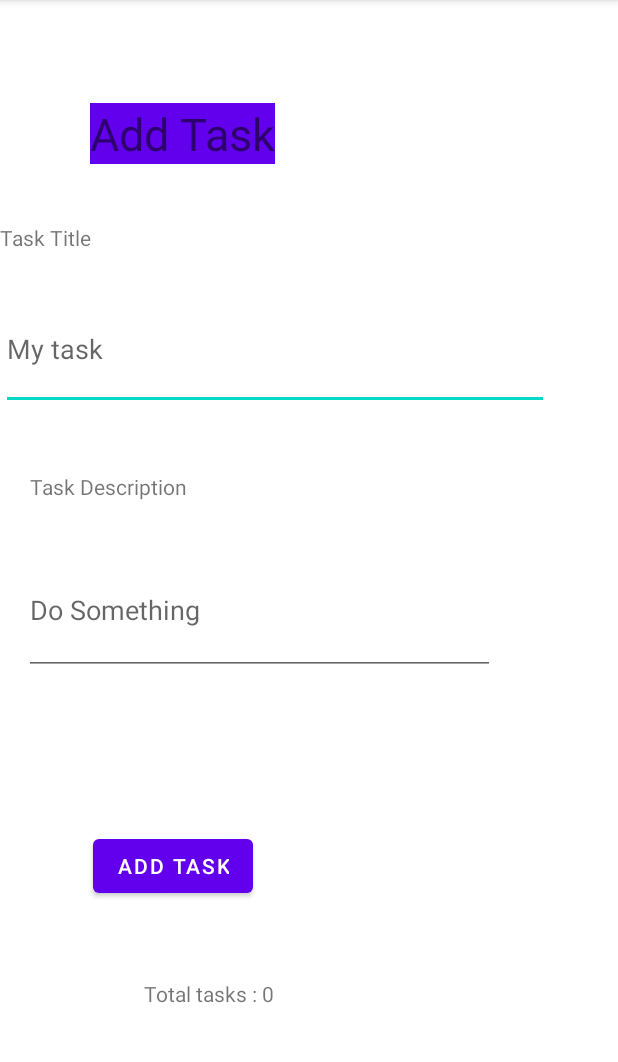
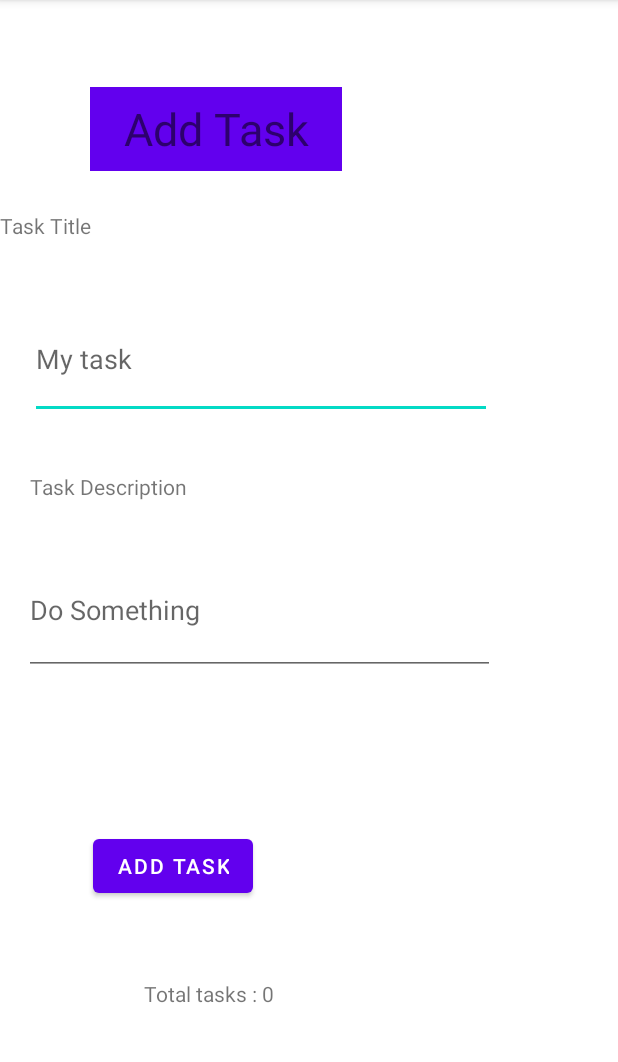
Before and after one commit to Maryam-n98/taskmaster, an Android app: the screen it shows after launch (AddTaskActivity), after a tap on "ADD TASK", on a phone screen of 412 x 824 dp, the part 84-1146 px from its top. Run offline under Robolectric (Android 15) with nearby library versions, the phone set to English and light mode, and no system bars.

Commit message:
Finished lab 26

```diff
--- a/app/src/main/java/com/example/taskmaster/MainActivity.java
+++ b/app/src/main/java/com/example/taskmaster/MainActivity.java
@@ -17,7 +17,7 @@ public class MainActivity extends AppCompatActivity {
         Button addTaskButton =findViewById(R.id.button);
         addTaskButton.setOnClickListener(new View.OnClickListener() {
             @Override
-            public void onClick(View v) {
+            public void onClick(View view) {
                 Intent addTaskPage=new Intent(MainActivity.this,AddTaskActivity.class);
                 startActivity(addTaskPage);
             }
--- a/app/src/main/res/layout/activity_add_task.xml
+++ b/app/src/main/res/layout/activity_add_task.xml
@@ -8,11 +8,12 @@
 
     <TextView
         android:id="@+id/textView2"
-        android:layout_width="wrap_content"
-        android:layout_height="wrap_content"
+        android:layout_width="168dp"
+        android:layout_height="56dp"
         android:layout_marginStart="60dp"
         android:layout_marginTop="36dp"
         android:background="@color/purple_500"
+        android:gravity="center"
 
         android:text="Add Task"
         android:textSize="30sp"
@@ -29,20 +30,20 @@
         android:text="Task Title"
         app:layout_constraintBottom_toTopOf="@+id/editTextTextPersonName2"
         app:layout_constraintTop_toTopOf="parent"
-        app:layout_constraintVertical_bias="1.0"
+        app:layout_constraintVertical_bias="0.768"
         tools:ignore="MissingConstraints"
         tools:layout_editor_absoluteX="20dp" />
 
     <EditText
         android:id="@+id/editTextTextPersonName2"
-        android:layout_width="365dp"
-        android:layout_height="81dp"
-        android:layout_marginTop="192dp"
+        android:layout_width="308dp"
+        android:layout_height="79dp"
+        android:layout_marginTop="200dp"
         android:ems="10"
         android:hint="My task"
         android:inputType="textPersonName"
         app:layout_constraintEnd_toEndOf="parent"
-        app:layout_constraintHorizontal_bias="0.021"
+        app:layout_constraintHorizontal_bias="0.194"
         app:layout_constraintStart_toStartOf="parent"
         app:layout_constraintTop_toTopOf="parent" />
 
```
